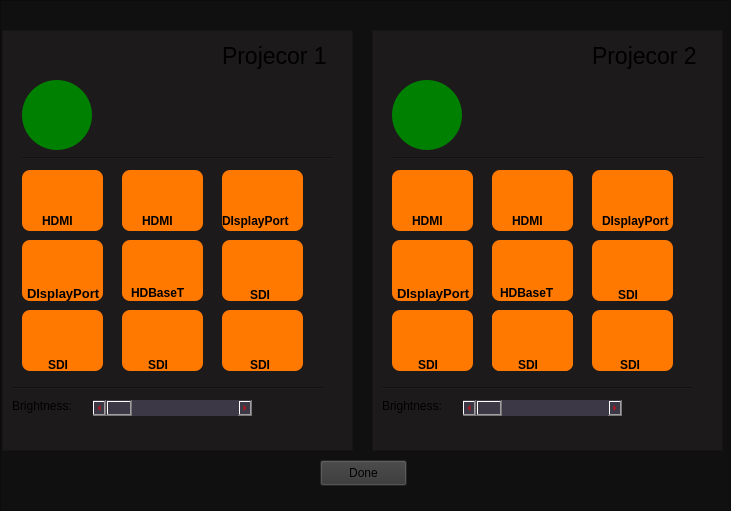
Old version of the form mainwindow.ui in the repository Walter0b/Projector_remote_control.
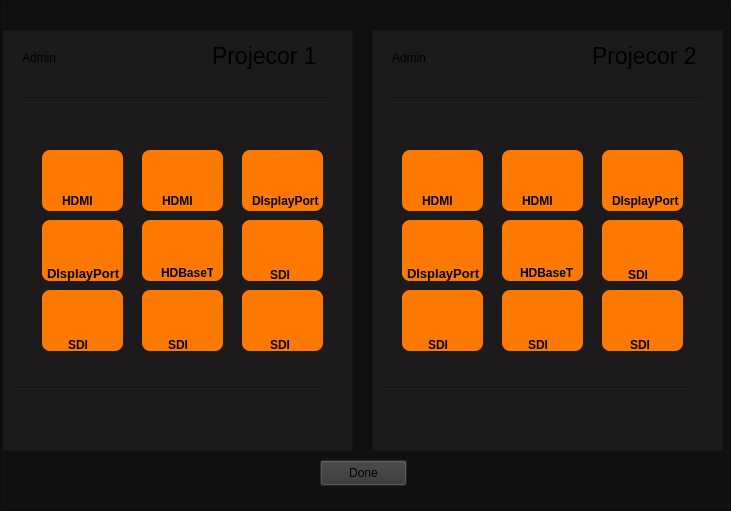
New version of the form. The open tabs and pages were chosen to show the change. Icons and pictures are not drawn.

What changed in the file:
```diff
--- a/mainwindow.ui
+++ b/mainwindow.ui
@@ -2014,7 +2014,7 @@
        <property name="geometry">
         <rect>
          <x>20</x>
-         <y>120</y>
+         <y>60</y>
          <width>311</width>
          <height>16</height>
         </rect>
@@ -2035,8 +2035,8 @@
       <widget class="QPushButton" name="P2_Admin_HDMI_Button_1">
        <property name="geometry">
         <rect>
-         <x>20</x>
-         <y>140</y>
+         <x>30</x>
+         <y>120</y>
          <width>81</width>
          <height>61</height>
         </rect>
@@ -2061,48 +2061,6 @@
         <string/>
        </property>
       </widget>
-      <widget class="QScrollBar" name="horizontalScrollBar_4">
-       <property name="geometry">
-        <rect>
-         <x>90</x>
-         <y>370</y>
-         <width>160</width>
-         <height>16</height>
-        </rect>
-       </property>
-       <property name="minimumSize">
-        <size>
-         <width>160</width>
-         <height>0</height>
-        </size>
-       </property>
-       <property name="styleSheet">
-        <string notr="true">color: red;
-background-color:rgb(61, 56, 70);</string>
-       </property>
-       <property name="orientation">
-        <enum>Qt::Horizontal</enum>
-       </property>
-      </widget>
-      <widget class="QLabel" name="label_7">
-       <property name="geometry">
-        <rect>
-         <x>10</x>
-         <y>360</y>
-         <width>81</width>
-         <height>31</height>
-        </rect>
-       </property>
-       <property name="minimumSize">
-        <size>
-         <width>81</width>
-         <height>0</height>
-        </size>
-       </property>
-       <property name="text">
-        <string>Brightness:</string>
-       </property>
-      </widget>
       <widget class="Line" name="line_8">
        <property name="geometry">
         <rect>
@@ -2128,8 +2086,8 @@
       <widget class="QLabel" name="label_38">
        <property name="geometry">
         <rect>
-         <x>40</x>
-         <y>180</y>
+         <x>50</x>
+         <y>160</y>
          <width>41</width>
          <height>21</height>
         </rect>
@@ -2152,8 +2110,8 @@
       <widget class="QPushButton" name="P2_Admin_HDMI_Button_2">
        <property name="geometry">
         <rect>
-         <x>120</x>
-         <y>140</y>
+         <x>130</x>
+         <y>120</y>
          <width>81</width>
          <height>61</height>
         </rect>
@@ -2179,8 +2137,8 @@
       <widget class="QLabel" name="label_39">
        <property name="geometry">
         <rect>
-         <x>140</x>
-         <y>180</y>
+         <x>150</x>
+         <y>160</y>
          <width>41</width>
          <height>21</height>
         </rect>
@@ -2203,8 +2161,8 @@
       <widget class="QPushButton" name="P2_Admin_DisplayPort_1">
        <property name="geometry">
         <rect>
-         <x>220</x>
-         <y>140</y>
+         <x>230</x>
+         <y>120</y>
          <width>81</width>
          <height>61</height>
         </rect>
@@ -2230,8 +2188,8 @@
       <widget class="QLabel" name="label_40">
        <property name="geometry">
         <rect>
-         <x>230</x>
-         <y>180</y>
+         <x>240</x>
+         <y>160</y>
          <width>81</width>
          <height>21</height>
         </rect>
@@ -2254,9 +2212,9 @@
       <widget class="QLabel" name="label_41">
        <property name="geometry">
         <rect>
-         <x>120</x>
-         <y>250</y>
-         <width>81</width>
+         <x>140</x>
+         <y>230</y>
+         <width>61</width>
          <height>21</height>
         </rect>
        </property>
@@ -2281,8 +2239,8 @@
       <widget class="QPushButton" name="P2_Admin_HDBaseT">
        <property name="geometry">
         <rect>
-         <x>120</x>
-         <y>210</y>
+         <x>130</x>
+         <y>190</y>
          <width>81</width>
          <height>61</height>
         </rect>
@@ -2318,8 +2276,8 @@
       <widget class="QLabel" name="label_42">
        <property name="geometry">
         <rect>
-         <x>240</x>
-         <y>250</y>
+         <x>250</x>
+         <y>230</y>
          <width>41</width>
          <height>21</height>
         </rect>
@@ -2345,8 +2303,8 @@
       <widget class="QPushButton" name="P2_Admin_SDI_1">
        <property name="geometry">
         <rect>
-         <x>220</x>
-         <y>210</y>
+         <x>230</x>
+         <y>190</y>
          <width>81</width>
          <height>61</height>
         </rect>
@@ -2369,41 +2327,11 @@
         <string/>
        </property>
       </widget>
-      <widget class="QPushButton" name="pushButton_40">
-       <property name="geometry">
-        <rect>
-         <x>20</x>
-         <y>50</y>
-         <width>70</width>
-         <height>70</height>
-        </rect>
-       </property>
-       <property name="minimumSize">
-        <size>
-         <width>70</width>
-         <height>0</height>
-        </size>
-       </property>
-       <property name="styleSheet">
-        <string notr="true">border-image: url(:/On.png);
-max-height: 70px;
-max-width: 70px;
-background-color: green;
-border-radius:35px;
-color :black;
-font-weight:bold;
-border: none;
-background-repeat: none;</string>
-       </property>
-       <property name="text">
-        <string/>
-       </property>
-      </widget>
       <widget class="QPushButton" name="P2_Admin_DisplayPort_2">
        <property name="geometry">
         <rect>
-         <x>20</x>
-         <y>210</y>
+         <x>30</x>
+         <y>190</y>
          <width>81</width>
          <height>61</height>
         </rect>
@@ -2427,8 +2355,8 @@
       <widget class="QLabel" name="label_43">
        <property name="geometry">
         <rect>
-         <x>20</x>
-         <y>250</y>
+         <x>30</x>
+         <y>230</y>
          <width>81</width>
          <height>21</height>
         </rect>
@@ -2473,8 +2401,8 @@
       <widget class="QLabel" name="label_44">
        <property name="geometry">
         <rect>
-         <x>40</x>
-         <y>320</y>
+         <x>50</x>
+         <y>300</y>
          <width>41</width>
          <height>21</height>
         </rect>
@@ -2500,8 +2428,8 @@
       <widget class="QPushButton" name="P2_Admin_SDI_2">
        <property name="geometry">
         <rect>
-         <x>20</x>
-         <y>280</y>
+         <x>30</x>
+         <y>260</y>
          <width>81</width>
          <height>61</height>
         </rect>
@@ -2527,8 +2455,8 @@
       <widget class="QPushButton" name="P2_Admin_SDI_3">
        <property name="geometry">
         <rect>
-         <x>120</x>
-         <y>280</y>
+         <x>130</x>
+         <y>260</y>
          <width>81</width>
          <height>61</height>
         </rect>
@@ -2541,7 +2469,7 @@
        </property>
        <property name="styleSheet">
         <string notr="true">
-background-color: rgb(255, 120, 0);
+background-color: none;
 border-radius: 8%;
 border-image: url(:sdi.svg);
 border: none;
@@ -2555,8 +2483,8 @@
       <widget class="QLabel" name="label_45">
        <property name="geometry">
         <rect>
-         <x>140</x>
-         <y>320</y>
+         <x>150</x>
+         <y>300</y>
          <width>41</width>
          <height>21</height>
         </rect>
@@ -2582,8 +2510,8 @@
       <widget class="QPushButton" name="P2_Admin_SDI_4">
        <property name="geometry">
         <rect>
-         <x>220</x>
-         <y>280</y>
+         <x>230</x>
+         <y>260</y>
          <width>81</width>
          <height>61</height>
         </rect>
@@ -2609,8 +2537,8 @@
       <widget class="QLabel" name="label_46">
        <property name="geometry">
         <rect>
-         <x>240</x>
-         <y>320</y>
+         <x>250</x>
+         <y>300</y>
          <width>41</width>
          <height>21</height>
         </rect>
@@ -2636,8 +2564,8 @@
       <widget class="QLabel" name="P2_Admin_SDI_label_2">
        <property name="geometry">
         <rect>
-         <x>20</x>
-         <y>280</y>
+         <x>30</x>
+         <y>260</y>
          <width>81</width>
          <height>61</height>
         </rect>
@@ -2658,8 +2586,8 @@
       <widget class="QLabel" name="P2_Admin_HDMI_label_1">
        <property name="geometry">
         <rect>
-         <x>20</x>
-         <y>140</y>
+         <x>30</x>
+         <y>120</y>
          <width>81</width>
          <height>61</height>
         </rect>
@@ -2680,8 +2608,8 @@
       <widget class="QLabel" name="P2_Admin_HDBaseT_label">
        <property name="geometry">
         <rect>
-         <x>120</x>
-         <y>210</y>
+         <x>130</x>
+         <y>190</y>
          <width>81</width>
          <height>61</height>
         </rect>
@@ -2702,8 +2630,8 @@
       <widget class="QLabel" name="P2_Admin_DisplayPort_label_2">
        <property name="geometry">
         <rect>
-         <x>20</x>
-         <y>210</y>
+         <x>30</x>
+         <y>190</y>
          <width>81</width>
          <height>61</height>
         </rect>
@@ -2724,8 +2652,8 @@
       <widget class="QLabel" name="P2_Admin_SDI_label_1">
        <property name="geometry">
         <rect>
-         <x>220</x>
-         <y>210</y>
+         <x>230</x>
+         <y>190</y>
          <width>81</width>
          <height>61</height>
         </rect>
@@ -2746,8 +2674,8 @@
       <widget class="QLabel" name="P2_Admin_HDMI_label_2">
        <property name="geometry">
         <rect>
-         <x>120</x>
-         <y>140</y>
+         <x>130</x>
+         <y>120</y>
          <width>81</width>
          <height>61</height>
         </rect>
@@ -2768,8 +2696,8 @@
       <widget class="QLabel" name="P2_Admin_DisplayPort_label_1">
        <property name="geometry">
         <rect>
-         <x>220</x>
-         <y>140</y>
+         <x>230</x>
+         <y>120</y>
          <width>81</width>
          <height>61</height>
         </rect>
@@ -2790,8 +2718,8 @@
       <widget class="QLabel" name="P2_Admin_SDI_label_4">
        <property name="geometry">
         <rect>
-         <x>220</x>
-         <y>280</y>
+         <x>230</x>
+         <y>260</y>
          <width>81</width>
          <height>61</height>
         </rect>
@@ -2812,8 +2740,8 @@
       <widget class="QLabel" name="P2_Admin_SDI_label_3">
        <property name="geometry">
         <rect>
-         <x>120</x>
-         <y>280</y>
+         <x>130</x>
+         <y>260</y>
          <width>81</width>
          <height>61</height>
         </rect>
@@ -2831,6 +2759,20 @@
         <string/>
        </property>
       </widget>
+      <widget class="QLabel" name="label_10">
+       <property name="geometry">
+        <rect>
+         <x>20</x>
+         <y>20</y>
+         <width>49</width>
+         <height>16</height>
+        </rect>
+       </property>
+       <property name="text">
+        <string>Admin</string>
+       </property>
+      </widget>
+      <zorder>P2_Admin_SDI_label_3</zorder>
       <zorder>P2_Admin_DisplayPort_label_1</zorder>
       <zorder>P2_Admin_DisplayPort_label_2</zorder>
       <zorder>P2_Admin_SDI_label_4</zorder>
@@ -2893,7 +2835,7 @@
        <property name="geometry">
         <rect>
          <x>20</x>
-         <y>120</y>
+         <y>60</y>
          <width>311</width>
          <height>16</height>
         </rect>
@@ -2914,8 +2856,8 @@
       <widget class="QPushButton" name="P1_Admin_HDMI_Button_1">
        <property name="geometry">
         <rect>
-         <x>20</x>
-         <y>140</y>
+         <x>40</x>
+         <y>120</y>
          <width>81</width>
          <height>61</height>
         </rect>
@@ -2941,48 +2883,6 @@
         <string/>
        </property>
       </widget>
-      <widget class="QScrollBar" name="horizontalScrollBar_3">
-       <property name="geometry">
-        <rect>
-         <x>90</x>
-         <y>370</y>
-         <width>160</width>
-         <height>16</height>
-        </rect>
-       </property>
-       <property name="minimumSize">
-        <size>
-         <width>160</width>
-         <height>0</height>
-        </size>
-       </property>
-       <property name="styleSheet">
-        <string notr="true">color: red;
-background-color:rgb(61, 56, 70);</string>
-       </property>
-       <property name="orientation">
-        <enum>Qt::Horizontal</enum>
-       </property>
-      </widget>
-      <widget class="QLabel" name="label_5">
-       <property name="geometry">
-        <rect>
-         <x>10</x>
-         <y>360</y>
-         <width>81</width>
-         <height>31</height>
-        </rect>
-       </property>
-       <property name="minimumSize">
-        <size>
-         <width>81</width>
-         <height>0</height>
-        </size>
-       </property>
-       <property name="text">
-        <string>Brightness:</string>
-       </property>
-      </widget>
       <widget class="Line" name="line_6">
        <property name="geometry">
         <rect>
@@ -3008,8 +2908,8 @@
       <widget class="QLabel" name="P1_Admin_HDMI_Text_1">
        <property name="geometry">
         <rect>
-         <x>40</x>
-         <y>180</y>
+         <x>60</x>
+         <y>160</y>
          <width>41</width>
          <height>21</height>
         </rect>
@@ -3032,8 +2932,8 @@
       <widget class="QPushButton" name="P1_Admin_DisplayPort_1">
        <property name="geometry">
         <rect>
-         <x>220</x>
-         <y>140</y>
+         <x>240</x>
+         <y>120</y>
          <width>81</width>
          <height>61</height>
         </rect>
@@ -3059,9 +2959,9 @@
       <widget class="QLabel" name="label_30">
        <property name="geometry">
         <rect>
-         <x>220</x>
-         <y>180</y>
-         <width>81</width>
+         <x>250</x>
+         <y>160</y>
+         <width>71</width>
          <height>21</height>
         </rect>
        </property>
@@ -3083,9 +2983,9 @@
       <widget class="QLabel" name="label_31">
        <property name="geometry">
         <rect>
-         <x>120</x>
-         <y>250</y>
-         <width>81</width>
+         <x>150</x>
+         <y>230</y>
+         <width>61</width>
          <height>21</height>
         </rect>
        </property>
@@ -3110,8 +3010,8 @@
       <widget class="QPushButton" name="P1_Admin_HDBaseT">
        <property name="geometry">
         <rect>
-         <x>120</x>
-         <y>210</y>
+         <x>140</x>
+         <y>190</y>
          <width>81</width>
          <height>61</height>
         </rect>
@@ -3146,8 +3046,8 @@
       <widget class="QLabel" name="label_32">
        <property name="geometry">
         <rect>
-         <x>240</x>
-         <y>250</y>
+         <x>260</x>
+         <y>230</y>
          <width>41</width>
          <height>21</height>
         </rect>
@@ -3173,8 +3073,8 @@
       <widget class="QPushButton" name="P1_Admin_SDI_1">
        <property name="geometry">
         <rect>
-         <x>220</x>
-         <y>210</y>
+         <x>240</x>
+         <y>190</y>
          <width>81</width>
          <height>61</height>
         </rect>
@@ -3198,41 +3098,11 @@
         <string/>
        </property>
       </widget>
-      <widget class="QPushButton" name="P1_On_Button_3">
-       <property name="geometry">
-        <rect>
-         <x>20</x>
-         <y>50</y>
-         <width>70</width>
-         <height>70</height>
-        </rect>
-       </property>
-       <property name="minimumSize">
-        <size>
-         <width>70</width>
-         <height>0</height>
-        </size>
-       </property>
-       <property name="styleSheet">
-        <string notr="true">border-image: url(:/On.png);
-max-height: 70px;
-max-width: 70px;
-background-color: green;
-border-radius:35px;
-color :black;
-font-weight:bold;
-border: none;
-background-repeat: none;</string>
-       </property>
-       <property name="text">
-        <string/>
-       </property>
-      </widget>
       <widget class="QPushButton" name="P1_Admin_DisplayPort_2">
        <property name="geometry">
         <rect>
-         <x>20</x>
-         <y>210</y>
+         <x>40</x>
+         <y>190</y>
          <width>81</width>
          <height>61</height>
         </rect>
@@ -3256,8 +3126,8 @@
       <widget class="QLabel" name="label_33">
        <property name="geometry">
         <rect>
-         <x>20</x>
-         <y>250</y>
+         <x>40</x>
+         <y>230</y>
          <width>81</width>
          <height>21</height>
         </rect>
@@ -3284,7 +3154,7 @@
       <widget class="QLabel" name="label_6">
        <property name="geometry">
         <rect>
-         <x>220</x>
+         <x>210</x>
          <y>10</y>
          <width>111</width>
          <height>31</height>
@@ -3302,8 +3172,8 @@
       <widget class="QLabel" name="label_34">
        <property name="geometry">
         <rect>
-         <x>40</x>
-         <y>320</y>
+         <x>60</x>
+         <y>300</y>
          <width>41</width>
          <height>21</height>
         </rect>
@@ -3329,8 +3199,8 @@
       <widget class="QPushButton" name="P1_Admin_SDI_2">
        <property name="geometry">
         <rect>
-         <x>20</x>
-         <y>280</y>
+         <x>40</x>
+         <y>260</y>
          <width>81</width>
          <height>61</height>
         </rect>
@@ -3357,8 +3227,8 @@
       <widget class="QPushButton" name="P1_Admin_SDI_3">
        <property name="geometry">
         <rect>
-         <x>120</x>
-         <y>280</y>
+         <x>140</x>
+         <y>260</y>
          <width>81</width>
          <height>61</height>
         </rect>
@@ -3385,8 +3255,8 @@
       <widget class="QLabel" name="label_35">
        <property name="geometry">
         <rect>
-         <x>140</x>
-         <y>320</y>
+         <x>160</x>
+         <y>300</y>
          <width>41</width>
          <height>21</height>
         </rect>
@@ -3412,8 +3282,8 @@
       <widget class="QPushButton" name="P1_Admin_SDI_4">
        <property name="geometry">
         <rect>
-         <x>220</x>
-         <y>280</y>
+         <x>240</x>
+         <y>260</y>
          <width>81</width>
          <height>61</height>
         </rect>
@@ -3440,8 +3310,8 @@
       <widget class="QLabel" name="label_36">
        <property name="geometry">
         <rect>
-         <x>240</x>
-         <y>320</y>
+         <x>260</x>
+         <y>300</y>
          <width>41</width>
          <height>21</height>
         </rect>
@@ -3467,8 +3337,8 @@
       <widget class="QLabel" name="P1_Admin_HDMI_label_1">
        <property name="geometry">
         <rect>
-         <x>20</x>
-         <y>140</y>
+         <x>40</x>
+         <y>120</y>
          <width>81</width>
          <height>61</height>
         </rect>
@@ -3489,8 +3359,8 @@
       <widget class="QLabel" name="P1_Admin_DisplayPort_label_1">
        <property name="geometry">
         <rect>
-         <x>220</x>
-         <y>140</y>
+         <x>240</x>
+         <y>120</y>
          <width>81</width>
          <height>61</height>
         </rect>
@@ -3511,8 +3381,8 @@
       <widget class="QLabel" name="P1_Admin_HDMI_label_2">
        <property name="geometry">
         <rect>
-         <x>120</x>
-         <y>140</y>
+         <x>140</x>
+         <y>120</y>
          <width>81</width>
          <height>61</height>
         </rect>
@@ -3533,8 +3403,8 @@
       <widget class="QLabel" name="label_37">
        <property name="geometry">
         <rect>
-         <x>140</x>
-         <y>180</y>
+         <x>160</x>
+         <y>160</y>
          <width>41</width>
          <height>21</height>
         </rect>
@@ -3557,8 +3427,8 @@
       <widget class="QPushButton" name="P1_Admin_HDMI_Button_2">
        <property name="geometry">
         <rect>
-         <x>120</x>
-         <y>140</y>
+         <x>140</x>
+         <y>120</y>
          <width>81</width>
          <height>61</height>
         </rect>
@@ -3587,8 +3457,8 @@
       <widget class="QLabel" name="P1_Admin_DisplayPort_label_2">
        <property name="geometry">
         <rect>
-         <x>20</x>
-         <y>210</y>
+         <x>40</x>
+         <y>190</y>
          <width>81</width>
          <height>61</height>
         </rect>
@@ -3609,8 +3479,8 @@
       <widget class="QLabel" name="P1_Admin_SDI_label_1">
        <property name="geometry">
         <rect>
-         <x>220</x>
-         <y>210</y>
+         <x>240</x>
+         <y>190</y>
          <width>81</width>
          <height>61</height>
         </rect>
@@ -3631,8 +3501,8 @@
       <widget class="QLabel" name="P1_Admin_SDI_label_2">
        <property name="geometry">
         <rect>
-         <x>20</x>
-         <y>280</y>
+         <x>40</x>
+         <y>260</y>
          <width>81</width>
          <height>61</height>
         </rect>
@@ -3653,8 +3523,8 @@
       <widget class="QLabel" name="P1_Admin_SDI_label_3">
        <property name="geometry">
         <rect>
-         <x>120</x>
-         <y>280</y>
+         <x>140</x>
+         <y>260</y>
          <width>81</width>
          <height>61</height>
         </rect>
@@ -3675,8 +3545,8 @@
       <widget class="QLabel" name="P1_Admin_SDI_label_4">
        <property name="geometry">
         <rect>
-         <x>220</x>
-         <y>280</y>
+         <x>240</x>
+         <y>260</y>
          <width>81</width>
          <height>61</height>
         </rect>
@@ -3697,8 +3567,8 @@
       <widget class="QLabel" name="P1_Admin_HDBaseT_label">
        <property name="geometry">
         <rect>
-         <x>120</x>
-         <y>210</y>
+         <x>140</x>
+         <y>190</y>
          <width>81</width>
          <height>61</height>
         </rect>
@@ -3716,6 +3586,19 @@
         <string/>
        </property>
       </widget>
+      <widget class="QLabel" name="label_9">
+       <property name="geometry">
+        <rect>
+         <x>20</x>
+         <y>20</y>
+         <width>49</width>
+         <height>16</height>
+        </rect>
+       </property>
+       <property name="text">
+        <string>Admin</string>
+       </property>
+      </widget>
       <zorder>P1_Admin_SDI_label_3</zorder>
       <zorder>P1_Admin_SDI_label_2</zorder>
       <zorder>P1_Admin_SDI_label_4</zorder>
```
Left out of the diff: 83 changed lines with no effect on the pictures.
